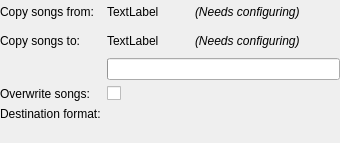
polpo/cantata-mac, file devices/actiondialog.ui: the form before one commit.
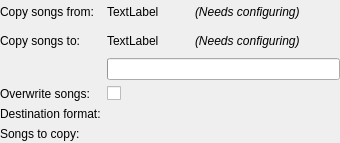
The form after the commit. Custom widgets are drawn as their Qt base class.

Commit message: Show number of songs to be copied on action dialog. Make number a link, when clicked produce a dialog showing list.

Diff of the .ui file:
```diff
--- a/devices/actiondialog.ui
+++ b/devices/actiondialog.ui
@@ -165,6 +165,16 @@
          </property>
         </widget>
        </item>
+       <item row="6" column="0">
+        <widget class="QLabel" name="songCountLabel">
+         <property name="text">
+          <string>Songs to copy:</string>
+         </property>
+        </widget>
+       </item>
+       <item row="6" column="1">
+        <widget class="UrlLabel" name="songCount"/>
+       </item>
       </layout>
      </widget>
      <widget class="QWidget" name="page_3">
@@ -356,6 +366,11 @@
    <extends>QLabel</extends>
    <header>buddylabel.h</header>
   </customwidget>
+  <customwidget>
+   <class>UrlLabel</class>
+   <extends>QLabel</extends>
+   <header>urllabel.h</header>
+  </customwidget>
  </customwidgets>
  <tabstops>
   <tabstop>configureDestButton</tabstop>
```
The commit also changes 3 other files.
